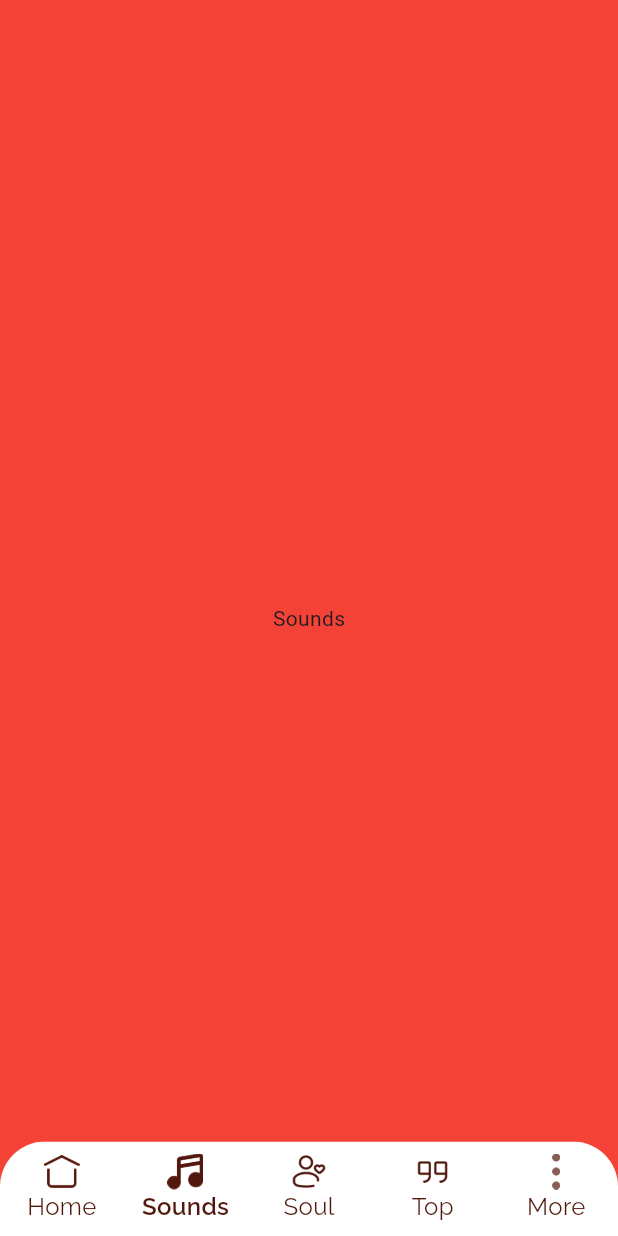
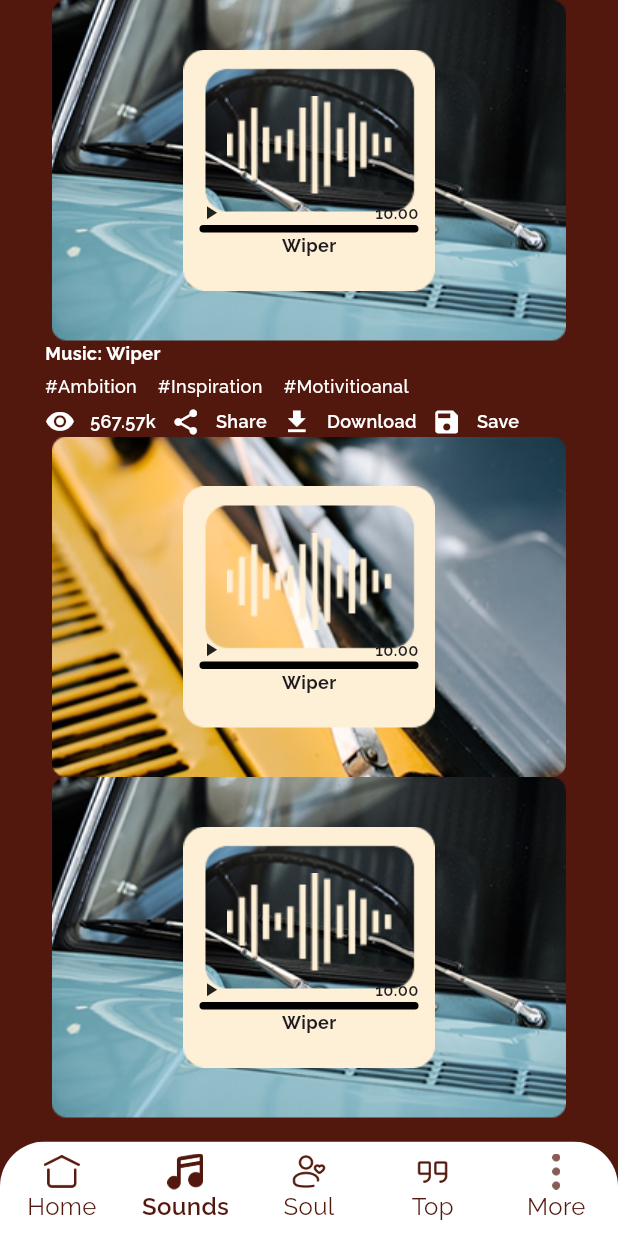
Before and after one commit to Shahin4292/shafacode-task, a Flutter app: the BottomNav screen opened directly, item 2 of the bottom bar chosen, on a phone screen of 412 x 824 dp. Run offline on Flutter 3.47's test engine with Material 3 defaults, Android fonts, the phone set to English and light mode, and no system bars.

Commit message:
added music walpaper card in sound screen

```diff
--- a/lib/features/home/screens/home_screen.dart
+++ b/lib/features/home/screens/home_screen.dart
@@ -157,7 +157,7 @@ class _HomeScreenState extends State<HomeScreen> {
               const SizedBox(height: 13),
 
               Container(
-                margin: EdgeInsets.symmetric(horizontal: 25),
+                margin: EdgeInsets.only(left: 25, right: 25, bottom: 25),
                 height: 132,
                 width: MediaQuery.sizeOf(context).width,
                 decoration: BoxDecoration(
@@ -165,7 +165,6 @@ class _HomeScreenState extends State<HomeScreen> {
                   borderRadius: BorderRadius.circular(12),
                 ),
               )
-
             ],
           ),
         ),
--- /dev/null
+++ b/lib/features/sound/screens/sound_screen.dart
@@ -0,0 +1,84 @@
+import 'package:flutter/material.dart';
+import 'package:shafacode_task/features/sound/widget/music_wallpaper_card.dart';
+import 'package:shafacode_task/utils/app_color.dart';
+import 'package:shafacode_task/utils/image_path.dart';
+import 'package:shafacode_task/utils/styles.dart';
+
+class SoundScreen extends StatelessWidget {
+  const SoundScreen({super.key});
+
+  @override
+  Widget build(BuildContext context) {
+    return Scaffold(
+      backgroundColor: AppColor.primaryColor,
+      body: SingleChildScrollView(
+        child: SafeArea(
+            child: Padding(padding: EdgeInsets.symmetric(horizontal: 30),
+              child: Column(
+                children: [
+
+                  MusicWallpaperCard(
+                    backgroundImage: ImagePath.wiperOne,
+                    overlayImage: ImagePath.subtract,
+                    iconImage: ImagePath.music,
+                    title: "Wiper",
+                    duration: "10.00",
+                    onPlay: () {},
+                  ),
+
+                  Column(
+                    crossAxisAlignment: CrossAxisAlignment.start,
+                    spacing: 5,
+                    children: [
+                      Text("Music: Wiper",style: ralewayBold.copyWith(fontSize: 12, color: Colors.white)),
+                      Row(
+                        spacing: 14,
+                        children: [
+                          Text("#Ambition",style: ralewayMedium.copyWith(fontSize: 12, color: Colors.white)),
+                          Text("#Inspiration",style: ralewayMedium.copyWith(fontSize: 12, color: Colors.white)),
+                          Text("#Motivitioanal",style: ralewayMedium.copyWith(fontSize: 12, color: Colors.white)),
+                        ],
+                      ),
+
+                      Row(
+                        spacing: 10,
+                        children: [
+                          Icon(Icons.visibility_rounded,color: Colors.white,size: 20),
+                          Text("567.57k",style: ralewaySemiBold.copyWith(fontSize: 12, color: Colors.white,)),
+
+                          Icon(Icons.share,color: Colors.white,size: 20),
+                          Text("Share",style: ralewaySemiBold.copyWith(fontSize: 12,color: Colors.white)),
+
+                          Icon(Icons.download,color: Colors.white,size: 20),
+                          Text("Download",style: ralewaySemiBold.copyWith(fontSize: 12,color: Colors.white,)),
+
+                          Icon(Icons.save,color: Colors.white,size: 20),
+                          Text("Save",style: ralewaySemiBold.copyWith(fontSize: 12,color: Colors.white,)),
+                        ],
+                      )
+                    ],
+                  ),
+
+                  MusicWallpaperCard(
+                    backgroundImage: ImagePath.wiperTwo,
+                    overlayImage: ImagePath.subtract,
+                    iconImage: ImagePath.music,
+                    title: "Wiper",
+                    duration: "10.00",
+                    onPlay: () {},
+                  ),
+
+                  MusicWallpaperCard(
+                    backgroundImage: ImagePath.wiperOne,
+                    overlayImage: ImagePath.subtract,
+                    iconImage: ImagePath.music,
+                    title: "Wiper",
+                    duration: "10.00",
+                    onPlay: () {},
+                  )
+                ],
+              ),)),
+      ),
+    );
+  }
+}
--- /dev/null
+++ b/lib/features/sound/widget/music_wallpaper_card.dart
@@ -0,0 +1,92 @@
+import 'package:flutter/material.dart';
+import 'package:shafacode_task/utils/styles.dart';
+
+class MusicWallpaperCard extends StatelessWidget {
+  final String backgroundImage;
+  final String overlayImage;
+  final String iconImage;
+  final String title;
+  final String duration;
+  final VoidCallback? onPlay;
+
+  const MusicWallpaperCard({
+    super.key,
+    required this.backgroundImage,
+    required this.overlayImage,
+    required this.iconImage,
+    required this.title,
+    required this.duration,
+    this.onPlay,
+  });
+
+  @override
+  Widget build(BuildContext context) {
+    return Stack(
+      children: [
+        Container(
+          height: 227,
+          width: MediaQuery.sizeOf(context).width,
+          decoration: BoxDecoration(
+            image: DecorationImage(
+              image: AssetImage(backgroundImage),
+            ),
+            borderRadius: BorderRadius.circular(10),
+          ),
+        ),
+
+        Positioned(
+          top: 33, bottom: 33, left: 88, right: 88,
+          child: Container(
+            decoration: BoxDecoration(
+              image: DecorationImage(
+                image: AssetImage(overlayImage),
+                fit: BoxFit.contain,
+              ),
+              borderRadius: BorderRadius.circular(15),
+            ),
+          ),
+        ),
+
+        Positioned(
+          top: 64, bottom: 98, left: 121, right: 121,
+          child: Container(
+            decoration: BoxDecoration(
+              image: DecorationImage(
+                image: AssetImage(iconImage),
+                fit: BoxFit.cover,
+              ),
+              borderRadius: BorderRadius.circular(10),
+            ),
+          ),
+        ),
+
+        Positioned(
+          top: 134, left: 103, right: 103,
+          child: Column(
+            children: [
+              Row(
+                mainAxisAlignment: MainAxisAlignment.spaceBetween,
+                children: [
+                  GestureDetector(
+                    onTap: onPlay,
+                    child: const Icon(Icons.play_arrow, size: 15),
+                  ),
+                  Text(duration, style: ralewaySemiBold.copyWith(fontSize: 11)),
+                ],
+              ),
+
+              Container(
+                decoration: BoxDecoration(
+                  borderRadius: BorderRadius.circular(10),
+                  border: Border.all(color: Colors.black, width: 2.5),
+                ),
+              ),
+
+              Text(title, style: ralewayBold.copyWith(fontSize: 12)),
+            ],
+          ),
+        ),
+      ],
+    );
+  }
+}
--- a/lib/navigation/bottom_nav.dart
+++ b/lib/navigation/bottom_nav.dart
@@ -1,5 +1,6 @@
 import 'package:flutter/material.dart';
 import 'package:shafacode_task/features/home/screens/home_screen.dart';
+import 'package:shafacode_task/features/sound/screens/sound_screen.dart';
 import 'package:shafacode_task/utils/app_color.dart';
 import 'package:shafacode_task/utils/image_path.dart';
 import 'package:shafacode_task/utils/styles.dart';
@@ -23,7 +24,7 @@ class _BottomNavState extends State<BottomNav> {
 
   final List<Widget> _screens = const [
     HomeScreen(),
-    Center(child: Text("Sounds")),
+    SoundScreen(),
     Center(child: Text("Soul")),
     Center(child: Text("Top")),
     Center(child: Text("More")),
--- a/lib/utils/image_path.dart
+++ b/lib/utils/image_path.dart
@@ -11,6 +11,10 @@ class ImagePath {
   static const String struggle = 'assets/images/struggle.png';
   static const String be = 'assets/images/be.png';
   static const String positive = 'assets/images/positive.png';
+  static const String wiperOne = 'assets/images/wiper_one.png';
+  static const String wiperTwo = 'assets/images/wiper_two.png';
+  static const String subtract = 'assets/images/subtract.png';
+  static const String music = 'assets/images/music.png';
 
   static const String homeOutline = 'assets/icons/home_outline.png';
   static const String soundOutline = 'assets/icons/sound_outline.png';
--- a/lib/utils/styles.dart
+++ b/lib/utils/styles.dart
@@ -18,8 +18,3 @@ const ralewayBold = TextStyle(
   fontFamily: 'Raleway',
   fontWeight: FontWeight.w700,
 );
-
-const interBlack = TextStyle(
-  fontFamily: 'Inter',
-  fontWeight: FontWeight.w900,
-);
```
Also changed, not shown: assets/images/music.png (added), assets/images/subtract.png (added), assets/images/wiper_one.png (added), assets/images/wiper_two.png (added).
